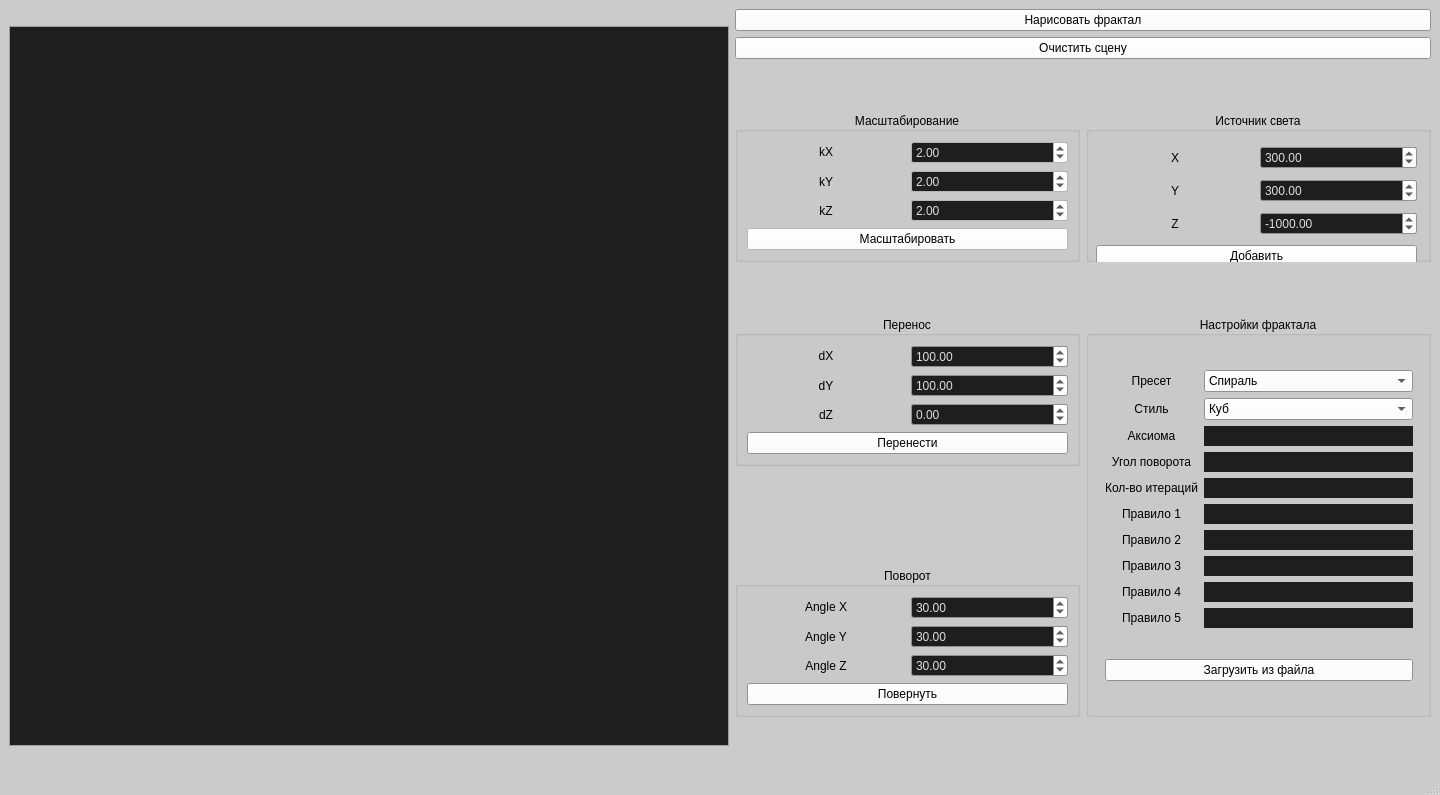
The window that ui/mainwindow.ui (Tulenenok/BMSTU_CP_CG) describes before a commit, drawn with Qt 5.
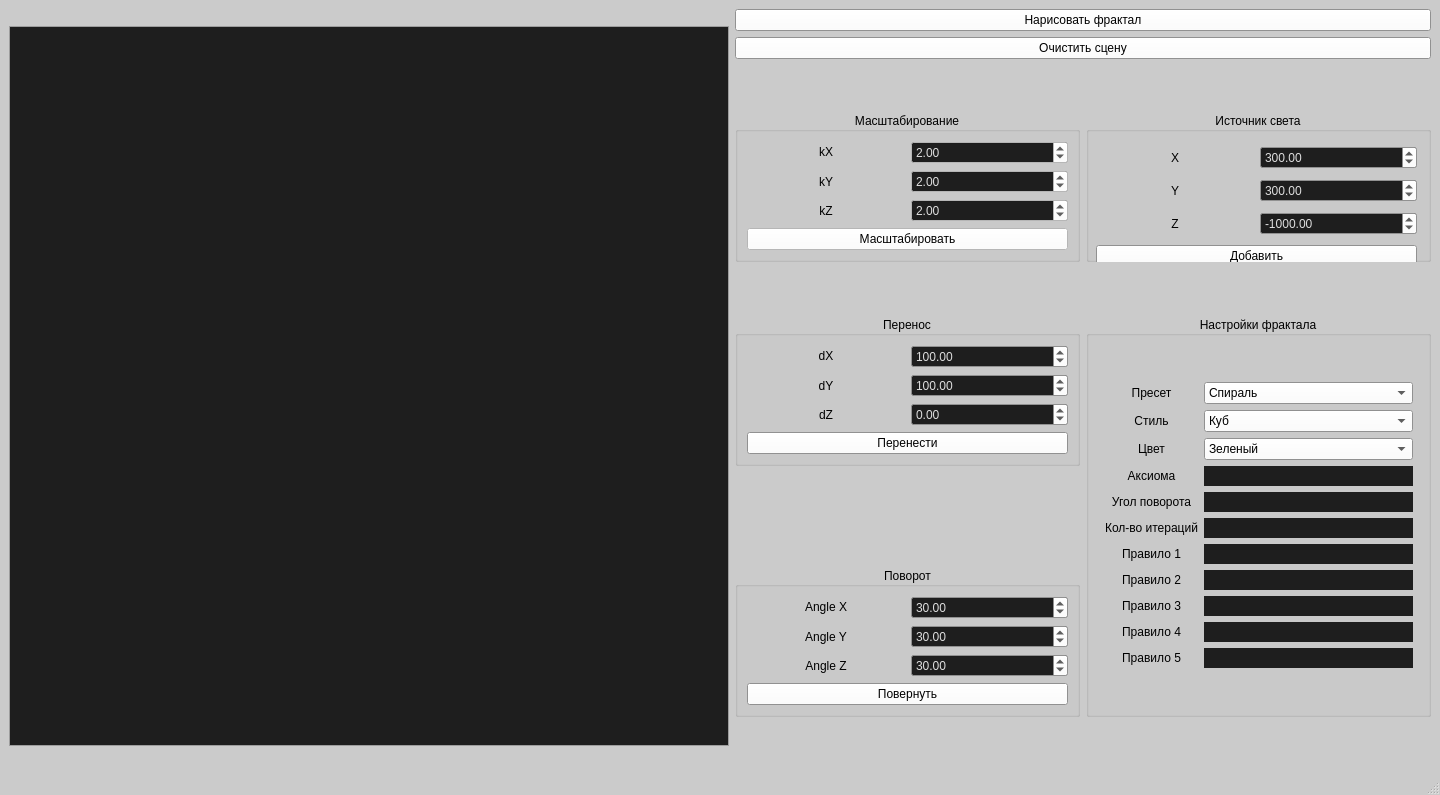
The same window after the commit.

The edit to the form file:
```diff
--- a/ui/mainwindow.ui
+++ b/ui/mainwindow.ui
@@ -808,15 +808,90 @@
         </rect>
        </property>
        <layout class="QGridLayout" name="gridLayout_10">
-        <item row="1" column="0">
-         <widget class="QPushButton" name="pushButton">
-          <property name="text">
-           <string>Загрузить из файла</string>
-          </property>
-         </widget>
-        </item>
         <item row="0" column="0">
          <layout class="QGridLayout" name="gridLayout_12">
+          <item row="4" column="1">
+           <widget class="QLineEdit" name="angle">
+            <property name="frame">
+             <bool>false</bool>
+            </property>
+           </widget>
+          </item>
+          <item row="7" column="1">
+           <widget class="QLineEdit" name="rule2">
+            <property name="frame">
+             <bool>false</bool>
+            </property>
+           </widget>
+          </item>
+          <item row="8" column="1">
+           <widget class="QLineEdit" name="rule3">
+            <property name="frame">
+             <bool>false</bool>
+            </property>
+           </widget>
+          </item>
+          <item row="10" column="1">
+           <widget class="QLineEdit" name="rule5">
+            <property name="frame">
+             <bool>false</bool>
+            </property>
+           </widget>
+          </item>
+          <item row="6" column="1">
+           <widget class="QLineEdit" name="rule1">
+            <property name="frame">
+             <bool>false</bool>
+            </property>
+           </widget>
+          </item>
+          <item row="4" column="0">
+           <widget class="QLabel" name="label_8">
+            <property name="text">
+             <string>Угол поворота</string>
+            </property>
+            <property name="alignment">
+             <set>Qt::AlignCenter</set>
+            </property>
+           </widget>
+          </item>
+          <item row="6" column="0">
+           <widget class="QLabel" name="label_19">
+            <property name="text">
+             <string>Правило 1</string>
+            </property>
+            <property name="alignment">
+             <set>Qt::AlignCenter</set>
+            </property>
+           </widget>
+          </item>
+          <item row="9" column="1">
+           <widget class="QLineEdit" name="rule4">
+            <property name="frame">
+             <bool>false</bool>
+            </property>
+           </widget>
+          </item>
+          <item row="0" column="0">
+           <widget class="QLabel" name="label_5">
+            <property name="text">
+             <string>Пресет</string>
+            </property>
+            <property name="alignment">
+             <set>Qt::AlignCenter</set>
+            </property>
+           </widget>
+          </item>
+          <item row="8" column="0">
+           <widget class="QLabel" name="label_21">
+            <property name="text">
+             <string>Правило 3</string>
+            </property>
+            <property name="alignment">
+             <set>Qt::AlignCenter</set>
+            </property>
+           </widget>
+          </item>
           <item row="1" column="1">
            <widget class="QComboBox" name="styleType">
             <item>
@@ -831,7 +906,17 @@
             </item>
            </widget>
           </item>
-          <item row="4" column="0">
+          <item row="10" column="0">
+           <widget class="QLabel" name="label_23">
+            <property name="text">
+             <string>Правило 5</string>
+            </property>
+            <property name="alignment">
+             <set>Qt::AlignCenter</set>
+            </property>
+           </widget>
+          </item>
+          <item row="5" column="0">
            <widget class="QLabel" name="label_9">
             <property name="text">
              <string>Кол-во итераций</string>
@@ -841,30 +926,10 @@
             </property>
            </widget>
           </item>
-          <item row="7" column="0">
-           <widget class="QLabel" name="label_21">
+          <item row="3" column="0">
+           <widget class="QLabel" name="label_7">
             <property name="text">
-             <string>Правило 3</string>
-            </property>
-            <property name="alignment">
-             <set>Qt::AlignCenter</set>
-            </property>
-           </widget>
-          </item>
-          <item row="8" column="0">
-           <widget class="QLabel" name="label_22">
-            <property name="text">
-             <string>Правило 4</string>
-            </property>
-            <property name="alignment">
-             <set>Qt::AlignCenter</set>
-            </property>
-           </widget>
-          </item>
-          <item row="6" column="0">
-           <widget class="QLabel" name="label_20">
-            <property name="text">
-             <string>Правило 2</string>
+             <string>Аксиома</string>
             </property>
             <property name="alignment">
              <set>Qt::AlignCenter</set>
@@ -908,58 +973,44 @@
             </item>
            </widget>
           </item>
+          <item row="3" column="1">
+           <widget class="QLineEdit" name="axiom">
+            <property name="frame">
+             <bool>false</bool>
+            </property>
+           </widget>
+          </item>
+          <item row="9" column="0">
+           <widget class="QLabel" name="label_22">
+            <property name="text">
+             <string>Правило 4</string>
+            </property>
+            <property name="alignment">
+             <set>Qt::AlignCenter</set>
+            </property>
+           </widget>
+          </item>
           <item row="5" column="1">
-           <widget class="QLineEdit" name="rule1">
+           <widget class="QLineEdit" name="consts">
             <property name="frame">
              <bool>false</bool>
             </property>
            </widget>
           </item>
-          <item row="6" column="1">
-           <widget class="QLineEdit" name="rule2">
-            <property name="frame">
-             <bool>false</bool>
-            </property>
-           </widget>
-          </item>
-          <item row="0" column="0">
-           <widget class="QLabel" name="label_5">
+          <item row="7" column="0">
+           <widget class="QLabel" name="label_20">
             <property name="text">
-             <string>Пресет</string>
+             <string>Правило 2</string>
             </property>
             <property name="alignment">
              <set>Qt::AlignCenter</set>
             </property>
            </widget>
           </item>
-          <item row="7" column="1">
-           <widget class="QLineEdit" name="rule3">
-            <property name="frame">
-             <bool>false</bool>
-            </property>
-           </widget>
-          </item>
           <item row="2" column="0">
-           <widget class="QLabel" name="label_7">
+           <widget class="QLabel" name="label_24">
             <property name="text">
-             <string>Аксиома</string>
-            </property>
-            <property name="alignment">
-             <set>Qt::AlignCenter</set>
-            </property>
-           </widget>
-          </item>
-          <item row="8" column="1">
-           <widget class="QLineEdit" name="rule4">
-            <property name="frame">
-             <bool>false</bool>
-            </property>
-           </widget>
-          </item>
-          <item row="5" column="0">
-           <widget class="QLabel" name="label_19">
-            <property name="text">
-             <string>Правило 1</string>
+             <string>Цвет</string>
             </property>
             <property name="alignment">
              <set>Qt::AlignCenter</set>
@@ -967,51 +1018,42 @@
            </widget>
           </item>
           <item row="2" column="1">
-           <widget class="QLineEdit" name="axiom">
-            <property name="frame">
-             <bool>false</bool>
-            </property>
-           </widget>
-          </item>
-          <item row="3" column="1">
-           <widget class="QLineEdit" name="angle">
-            <property name="frame">
-             <bool>false</bool>
-            </property>
-           </widget>
-          </item>
-          <item row="4" column="1">
-           <widget class="QLineEdit" name="consts">
-            <property name="frame">
-             <bool>false</bool>
-            </property>
-           </widget>
-          </item>
-          <item row="3" column="0">
-           <widget class="QLabel" name="label_8">
-            <property name="text">
-             <string>Угол поворота</string>
-            </property>
-            <property name="alignment">
-             <set>Qt::AlignCenter</set>
-            </property>
-           </widget>
-          </item>
-          <item row="9" column="1">
-           <widget class="QLineEdit" name="rule5">
-            <property name="frame">
-             <bool>false</bool>
-            </property>
-           </widget>
-          </item>
-          <item row="9" column="0">
-           <widget class="QLabel" name="label_23">
-            <property name="text">
-             <string>Правило 5</string>
-            </property>
-            <property name="alignment">
-             <set>Qt::AlignCenter</set>
-            </property>
+           <widget class="QComboBox" name="comboBox">
+            <item>
+             <property name="text">
+              <string>Зеленый</string>
+             </property>
+            </item>
+            <item>
+             <property name="text">
+              <string>Розовый</string>
+             </property>
+            </item>
+            <item>
+             <property name="text">
+              <string>Фиолетовый</string>
+             </property>
+            </item>
+            <item>
+             <property name="text">
+              <string>Желтый </string>
+             </property>
+            </item>
+            <item>
+             <property name="text">
+              <string>Синий</string>
+             </property>
+            </item>
+            <item>
+             <property name="text">
+              <string>Красный</string>
+             </property>
+            </item>
+            <item>
+             <property name="text">
+              <string>Коричневый</string>
+             </property>
+            </item>
            </widget>
           </item>
          </layout>
```
